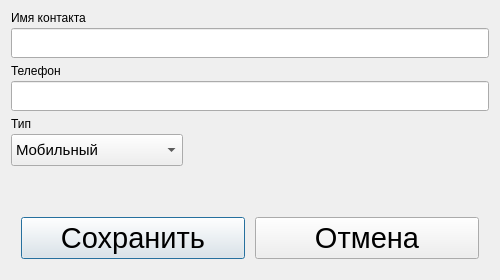
The window that editdialog.ui (Narek24IS/ContactBook) describes before a commit, drawn with Qt 5.
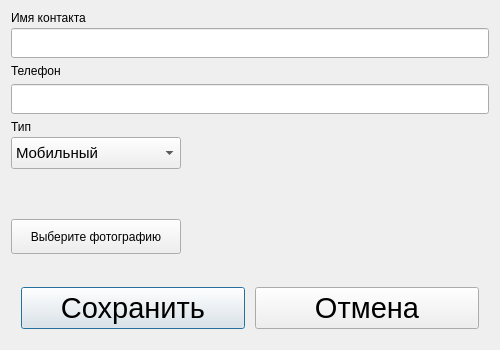
The same window after the commit. Icons and pictures are not drawn.

Diff of the .ui file:
```diff
--- a/editdialog.ui
+++ b/editdialog.ui
@@ -7,19 +7,19 @@
     <x>0</x>
     <y>0</y>
     <width>500</width>
-    <height>280</height>
+    <height>350</height>
    </rect>
   </property>
   <property name="minimumSize">
    <size>
     <width>500</width>
-    <height>280</height>
+    <height>350</height>
    </size>
   </property>
   <property name="maximumSize">
    <size>
     <width>500</width>
-    <height>280</height>
+    <height>350</height>
    </size>
   </property>
   <property name="baseSize">
@@ -34,7 +34,7 @@
   <property name="sizeGripEnabled">
    <bool>false</bool>
   </property>
-  <layout class="QVBoxLayout" name="verticalLayout_4">
+  <layout class="QVBoxLayout" name="verticalLayout_5">
    <item>
     <layout class="QVBoxLayout" name="verticalLayout">
      <property name="spacing">
@@ -67,9 +67,6 @@
    </item>
    <item>
     <layout class="QVBoxLayout" name="verticalLayout_2">
-     <property name="spacing">
-      <number>3</number>
-     </property>
      <item>
       <widget class="QLabel" name="contactNumberLabel">
        <property name="sizePolicy">
@@ -96,6 +93,13 @@
     </layout>
    </item>
    <item>
+    <layout class="QHBoxLayout" name="horizontalLayout_2" stretch="5,0,8,0">
+     <property name="spacing">
+      <number>50</number>
+     </property>
+     <item>
+      <layout class="QVBoxLayout" name="verticalLayout_4">
+       <item>
     <layout class="QVBoxLayout" name="verticalLayout_3">
      <property name="spacing">
       <number>3</number>
@@ -152,6 +156,77 @@
     </layout>
    </item>
    <item>
+        <widget class="QPushButton" name="getFileButton">
+         <property name="sizePolicy">
+          <sizepolicy hsizetype="Fixed" vsizetype="Fixed">
+           <horstretch>0</horstretch>
+           <verstretch>0</verstretch>
+          </sizepolicy>
+         </property>
+         <property name="minimumSize">
+          <size>
+           <width>170</width>
+           <height>35</height>
+          </size>
+         </property>
+         <property name="text">
+          <string>Выберите фотографию</string>
+         </property>
+        </widget>
+       </item>
+      </layout>
+     </item>
+     <item>
+      <spacer name="horizontalSpacer">
+       <property name="orientation">
+        <enum>Qt::Horizontal</enum>
+       </property>
+       <property name="sizeHint" stdset="0">
+        <size>
+         <width>40</width>
+         <height>20</height>
+        </size>
+       </property>
+      </spacer>
+     </item>
+     <item>
+      <widget class="QLabel" name="imageLabel">
+       <property name="minimumSize">
+        <size>
+         <width>100</width>
+         <height>100</height>
+        </size>
+       </property>
+       <property name="maximumSize">
+        <size>
+         <width>100</width>
+         <height>100</height>
+        </size>
+       </property>
+       <property name="text">
+        <string/>
+       </property>
+       <property name="pixmap">
+        <pixmap resource="resources.qrc">:/resoruces/std_standart_icon.png</pixmap>
+       </property>
+      </widget>
+     </item>
+     <item>
+      <spacer name="horizontalSpacer_2">
+       <property name="orientation">
+        <enum>Qt::Horizontal</enum>
+       </property>
+       <property name="sizeHint" stdset="0">
+        <size>
+         <width>40</width>
+         <height>20</height>
+        </size>
+       </property>
+      </spacer>
+     </item>
+    </layout>
+   </item>
+   <item>
     <spacer name="verticalSpacer">
      <property name="orientation">
       <enum>Qt::Vertical</enum>
```
Left out of the diff: 4 changed lines with no effect on the pictures. Lines whose indentation alone changed are shown as unchanged.
